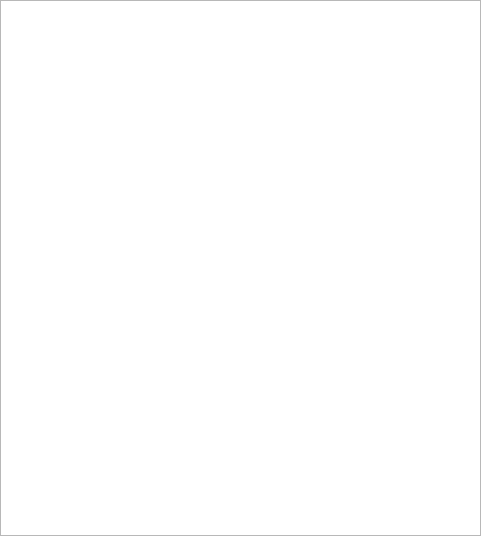
Above: Notepad/_uiFiles/notepad.ui from ChoiHyeongu/TIL before the change. Below: the same form after it.
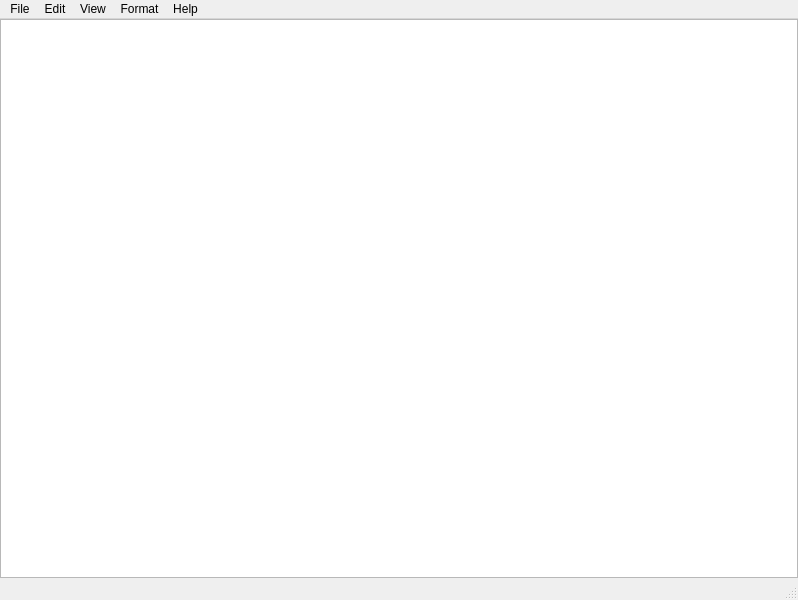
That is the form after the change.

Commit message: pyqt5 notepad

The edit to the form file:
```diff
--- a/Notepad/_uiFiles/notepad.ui
+++ b/Notepad/_uiFiles/notepad.ui
@@ -1,35 +1,155 @@
 <?xml version="1.0" encoding="UTF-8"?>
 <ui version="4.0">
- <class>Notepad</class>
- <widget class="QDialog" name="Notepad">
+ <class>MainWindow</class>
+ <widget class="QMainWindow" name="MainWindow">
   <property name="geometry">
    <rect>
     <x>0</x>
     <y>0</y>
-    <width>481</width>
-    <height>536</height>
+    <width>798</width>
+    <height>600</height>
    </rect>
   </property>
+  <property name="minimumSize">
+   <size>
+    <width>798</width>
+    <height>0</height>
+   </size>
+  </property>
   <property name="windowTitle">
    <string>Dialog</string>
   </property>
-  <layout class="QGridLayout" name="gridLayout">
-   <property name="leftMargin">
-    <number>0</number>
+  <widget class="QWidget" name="centralwidget">
+   <layout class="QGridLayout" name="gridLayout">
+    <property name="leftMargin">
+     <number>0</number>
+    </property>
+    <property name="topMargin">
+     <number>0</number>
+    </property>
+    <property name="rightMargin">
+     <number>0</number>
+    </property>
+    <property name="bottomMargin">
+     <number>0</number>
+    </property>
+    <item row="0" column="0">
+     <widget class="QTextEdit" name="textEdit"/>
+    </item>
+   </layout>
+  </widget>
+  <widget class="QMenuBar" name="menubar">
+   <property name="geometry">
+    <rect>
+     <x>0</x>
+     <y>0</y>
+     <width>798</width>
+     <height>26</height>
+    </rect>
    </property>
-   <property name="topMargin">
-    <number>0</number>
+   <widget class="QMenu" name="menuSave">
+    <property name="title">
+     <string>File</string>
+    </property>
+    <addaction name="actionNew_File"/>
+    <addaction name="actionOpen"/>
+    <addaction name="actionSave"/>
+    <addaction name="actionSave_as"/>
+    <addaction name="actionExit"/>
+   </widget>
+   <widget class="QMenu" name="menuModify">
+    <property name="title">
+     <string>Edit</string>
+    </property>
+    <addaction name="actionCopy"/>
+    <addaction name="actionPaste"/>
+    <addaction name="actionSelect_All"/>
+   </widget>
+   <widget class="QMenu" name="menuView">
+    <property name="title">
+     <string>View</string>
+    </property>
+    <addaction name="actionStatus_Bar"/>
+   </widget>
+   <widget class="QMenu" name="menuHelp">
+    <property name="title">
+     <string>Format</string>
+    </property>
+    <addaction name="actionFont"/>
+   </widget>
+   <widget class="QMenu" name="menuHelp_2">
+    <property name="title">
+     <string>Help</string>
+    </property>
+    <addaction name="actionAbout"/>
+   </widget>
+   <addaction name="menuSave"/>
+   <addaction name="menuModify"/>
+   <addaction name="menuView"/>
+   <addaction name="menuHelp"/>
+   <addaction name="menuHelp_2"/>
+  </widget>
+  <widget class="QStatusBar" name="statusbar"/>
+  <action name="actionFormat">
+   <property name="text">
+    <string>Format</string>
    </property>
-   <property name="rightMargin">
-    <number>0</number>
+  </action>
+  <action name="actionNew_File">
+   <property name="text">
+    <string>New File</string>
    </property>
-   <property name="bottomMargin">
-    <number>0</number>
+  </action>
+  <action name="actionOpen">
+   <property name="text">
+    <string>Open</string>
    </property>
-   <item row="0" column="0">
-    <widget class="QTextEdit" name="textEdit"/>
-   </item>
-  </layout>
+  </action>
+  <action name="actionSave">
+   <property name="text">
+    <string>Save</string>
+   </property>
+  </action>
+  <action name="actionSave_as">
+   <property name="text">
+    <string>Save as</string>
+   </property>
+  </action>
+  <action name="actionExit">
+   <property name="text">
+    <string>Exit</string>
+   </property>
+  </action>
+  <action name="actionCopy">
+   <property name="text">
+    <string>Copy</string>
+   </property>
+  </action>
+  <action name="actionPaste">
+   <property name="text">
+    <string>Paste</string>
+   </property>
+  </action>
+  <action name="actionSelect_All">
+   <property name="text">
+    <string>Select all</string>
+   </property>
+  </action>
+  <action name="actionStatus_Bar">
+   <property name="text">
+    <string>Status Bar</string>
+   </property>
+  </action>
+  <action name="actionFont">
+   <property name="text">
+    <string>Font</string>
+   </property>
+  </action>
+  <action name="actionAbout">
+   <property name="text">
+    <string>About</string>
+   </property>
+  </action>
  </widget>
  <resources/>
  <connections/>
```
Left out of the diff: 2 changed lines with no effect on the pictures. The commit also changes 3 other files.
